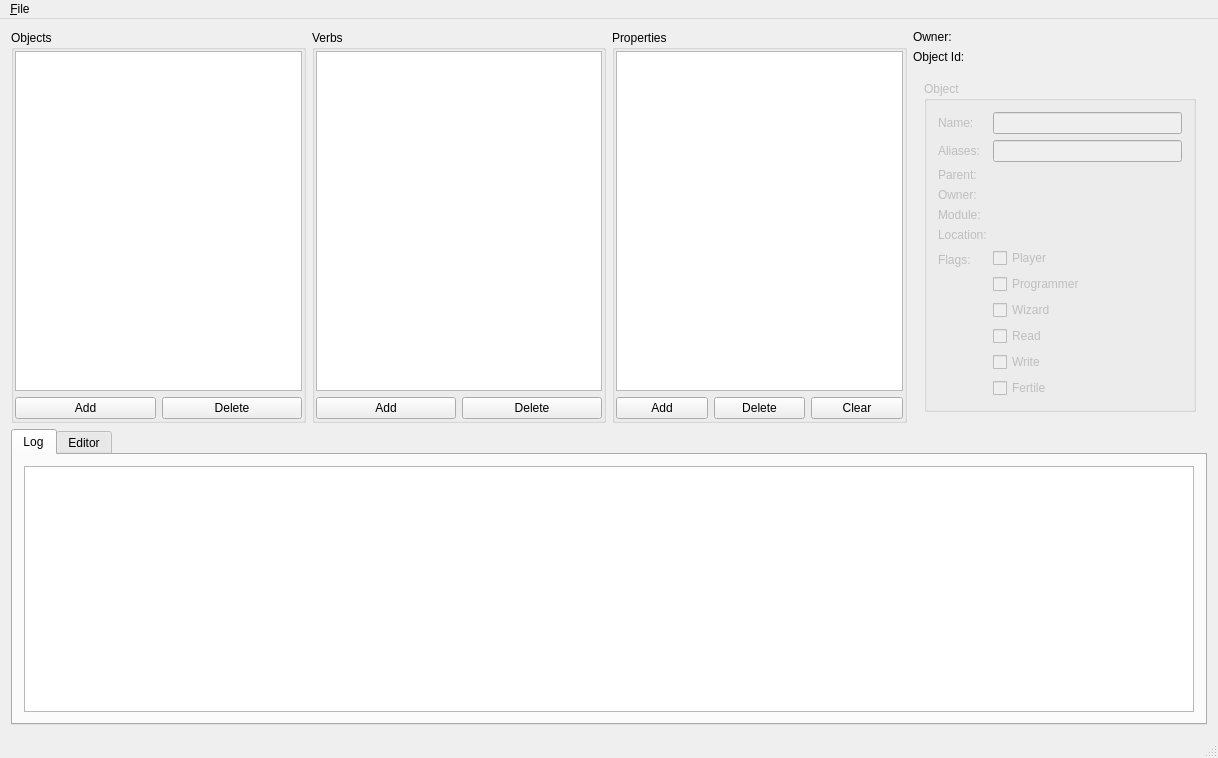
Old version of the form Server/mainwindow.ui in the repository bigfug/moo.
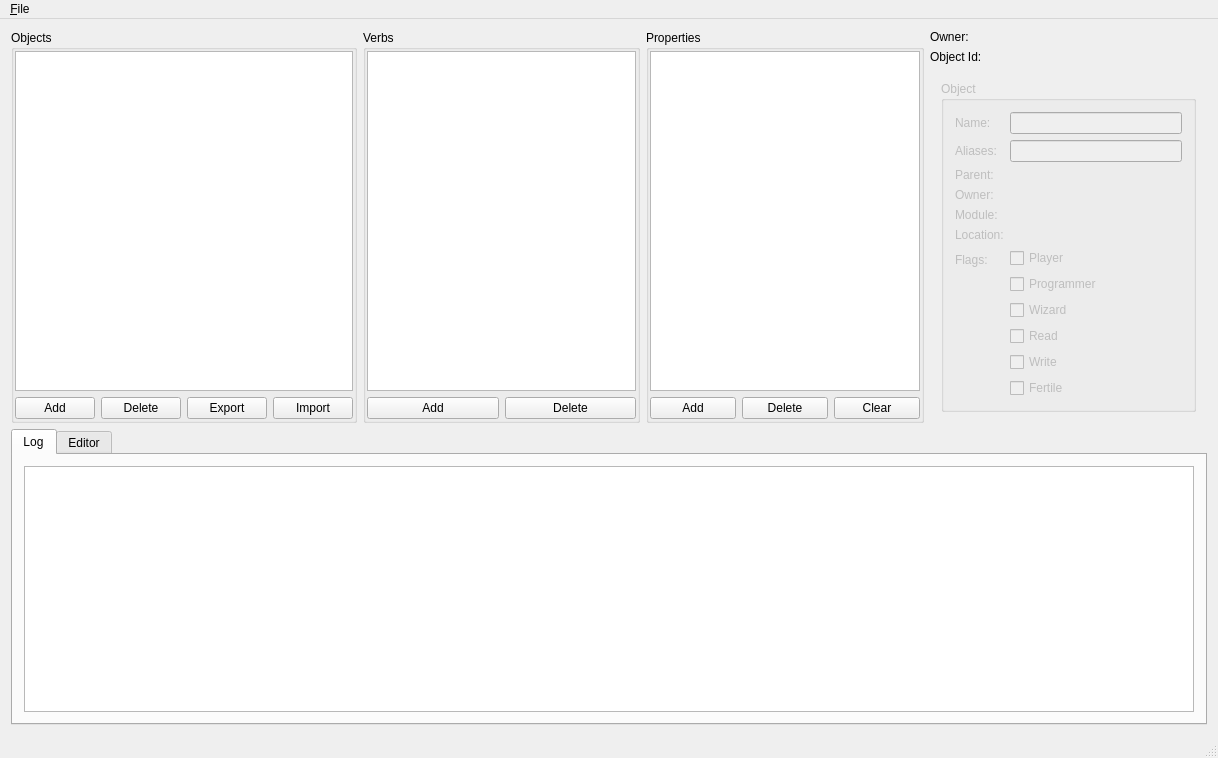
New version of the form. The open tabs and pages were chosen to show the change. Custom widgets are drawn as their Qt base class.

Commit message: Added module import and export functionality. Currently available using the Server GUI (no Lua commands yet)

Diff of the .ui file:
```diff
--- a/Server/mainwindow.ui
+++ b/Server/mainwindow.ui
@@ -54,6 +54,20 @@
              </property>
             </widget>
            </item>
+           <item>
+            <widget class="QPushButton" name="mButtonObjectExport">
+             <property name="text">
+              <string>Export</string>
+             </property>
+            </widget>
+           </item>
+           <item>
+            <widget class="QPushButton" name="mButtonObjectImport">
+             <property name="text">
+              <string>Import</string>
+             </property>
+            </widget>
+           </item>
           </layout>
          </item>
         </layout>
```
Left out of the diff: 2 changed lines with no effect on the pictures. The commit also changes 7 other files.
